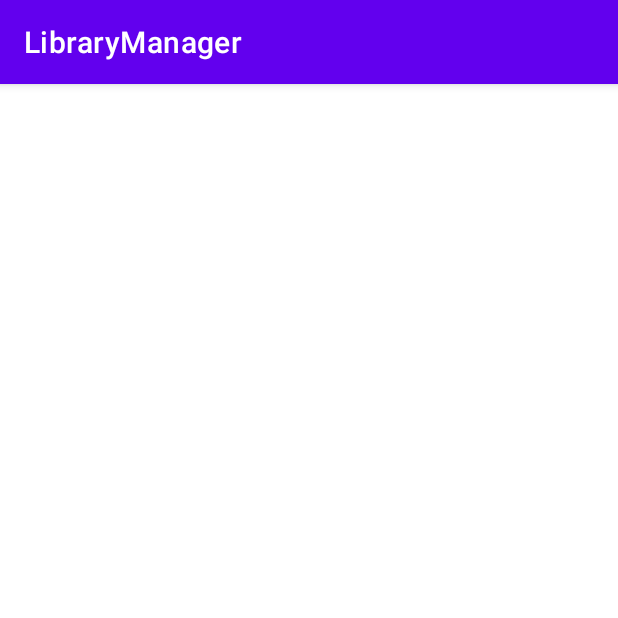
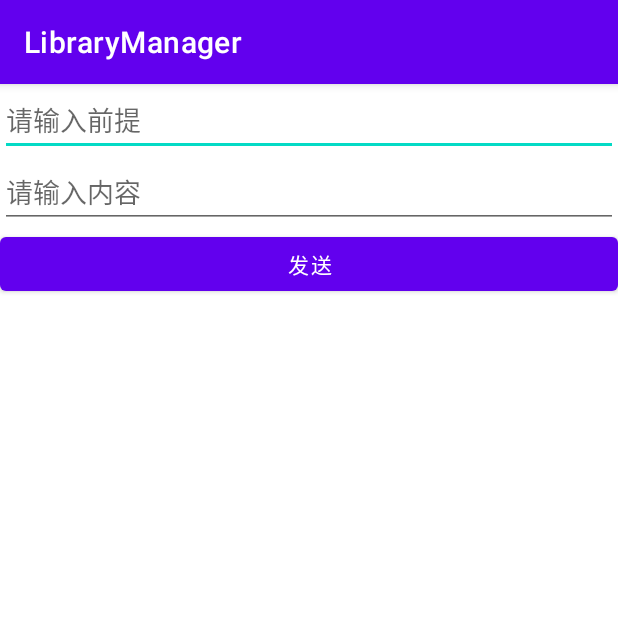
Before and after one commit to bixiao7648/LibraryManager, an Android app: the TestActivity screen opened directly, with no data from a screen before it, on a phone screen of 412 x 824 dp, the top half of it. Run offline under Robolectric (Android 15) with nearby library versions, the phone set to English and light mode, and no system bars.

Commit message:
引入ai能力

```diff
--- a/app/src/main/java/com/example/librarymanager/TestActivity.kt
+++ b/app/src/main/java/com/example/librarymanager/TestActivity.kt
@@ -2,54 +2,101 @@ package com.example.librarymanager
 
 import android.os.Bundle
 import android.util.Log
-import android.view.MotionEvent
+import android.widget.Button
+import android.widget.EditText
+import android.widget.TextView
 import androidx.appcompat.app.AppCompatActivity
+import androidx.lifecycle.lifecycleScope
+import kotlinx.coroutines.Dispatchers
+import kotlinx.coroutines.launch
 import okhttp3.Call
 import okhttp3.Callback
-import okhttp3.MediaType
 import okhttp3.MediaType.Companion.toMediaType
 import okhttp3.OkHttpClient
 import okhttp3.Request
-import okhttp3.RequestBody
+import okhttp3.RequestBody.Companion.toRequestBody
 import okhttp3.Response
+import org.json.JSONArray
+import org.json.JSONObject
 import java.io.IOException
 
 class TestActivity : AppCompatActivity() {
 
-    private val JSON = "application/json; charset=utf-8".toMediaType()
+    companion object {
+        private const val API_KEY = "sk-rZ4onUGzPmD68bpbY3xr9tbaIiWvJgYP2YqTVoRUZa9T3I33"
+        private const val BASE_URL = "https://api.fe8.cn/v1"
+    }
+
+    private lateinit var etTestCondition: EditText
+    private lateinit var etTestInput: EditText
+    private lateinit var btTestSend: Button
+    private lateinit var tvTestResult: TextView
 
     override fun onCreate(savedInstanceState: Bundle?) {
         super.onCreate(savedInstanceState)
         setContentView(R.layout.activity_test)
+        etTestCondition = findViewById(R.id.etTestCondition)
+        etTestInput = findViewById(R.id.etTestInput)
+        tvTestResult = findViewById(R.id.tvTestResult)
+        btTestSend = findViewById(R.id.btTestSend)
+        btTestSend.setOnClickListener { send() }
     }
 
-    override fun onTouchEvent(event: MotionEvent?): Boolean {
-        if (event?.action == MotionEvent.ACTION_DOWN) {
+    private fun send() {
+        lifecycleScope.launch(Dispatchers.IO) {
             // 创建 OkHttpClient 实例
             val client = OkHttpClient()
 
+            // 构建消息
+            val messages = JSONArray()
+                .put(JSONObject().apply {
+                    put("role", "system")
+                    put("content", etTestCondition.text.toString())
+                })
+                .put(JSONObject().apply {
+                    put("role", "user")
+                    put("content", etTestInput.text.toString())
+                })
+
+            // 构建请求体
+            val requestBody = JSONObject().apply {
+                put("model", "gpt-4o-mini")
+                put("messages", messages)
+            }.toString().toRequestBody("application/json".toMediaType())
+
             // 创建一个 GET 请求
             val request = Request.Builder()
-                .url("https://jsonplaceholder.typicode.com/posts/1")
+                .url("$BASE_URL/chat/completions")
+                .header("Authorization", "Bearer $API_KEY")
+                .post(requestBody)
                 .build()
 
             // 使用 client 发送请求并获取响应
             client.newCall(request).enqueue(object : Callback {
                 override fun onFailure(call: Call, e: IOException) {
-                    Log.e("bixiaofu", "onFailure")
+                    Log.e("bixiaofu", "onFailure, e: $e")
                 }
 
                 override fun onResponse(call: Call, response: Response) {
                     if (response.isSuccessful) {
                         // 读取响应体
                         val responseBody = response.body?.string()
-                        Log.e("bixiaofu", "Response: $responseBody")
+                        responseBody?.let {
+                            val jsonResponse = JSONObject(it)
+                            val content = jsonResponse.getJSONArray("choices")
+                                .getJSONObject(0)
+                                .getJSONObject("message")
+                                .getString("content")
+                            Log.e("bixiaofu", "Response: $content")
+                            runOnUiThread {
+                                tvTestResult.text = content
+                            }
+                        }
                     } else {
                         Log.e("bixiaofu", "Request failed: ${response.code}")
                     }
                 }
             })
         }
-        return super.onTouchEvent(event)
     }
 }
--- a/app/src/main/res/layout/activity_test.xml
+++ b/app/src/main/res/layout/activity_test.xml
@@ -7,4 +7,33 @@
     android:layout_height="match_parent"
     tools:context=".TestActivity">
 
+    <EditText
+        android:id="@+id/etTestCondition"
+        android:layout_width="match_parent"
+        android:layout_height="wrap_content"
+        android:hint="请输入前提"
+        app:layout_constraintTop_toTopOf="parent" />
+
+    <EditText
+        android:id="@+id/etTestInput"
+        android:layout_width="match_parent"
+        android:layout_height="wrap_content"
+        android:hint="请输入内容"
+        app:layout_constraintTop_toBottomOf="@id/etTestCondition" />
+
+    <Button
+        android:id="@+id/btTestSend"
+        android:layout_width="match_parent"
+        android:layout_height="wrap_content"
+        android:text="发送"
+        app:layout_constraintTop_toBottomOf="@id/etTestInput" />
+
+    <TextView
+        android:id="@+id/tvTestResult"
+        android:layout_width="wrap_content"
+        android:layout_height="wrap_content"
+        app:layout_constraintTop_toTopOf="parent"
+        app:layout_constraintBottom_toBottomOf="parent"
+        app:layout_constraintStart_toStartOf="parent"
+        app:layout_constraintEnd_toEndOf="parent" />
 </androidx.constraintlayout.widget.ConstraintLayout>
```
